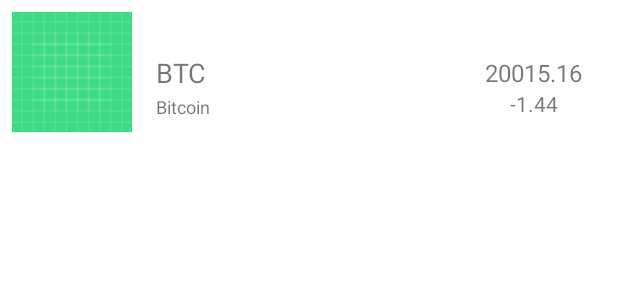
After one commit to UbohyiPetro/CryptoMarket, an Android app: the layout wallet_coin_item.xml on its own in the app's theme, with its tools: preview values and no code run, on a phone screen of 412 x 824 dp. The commit adds this screen. Shown: the top 300 px of the screen. Run offline under Robolectric (Android 15) with nearby library versions, the phone set to English and light mode, and no system bars.

Commit message:
create wallet coin item ui

```diff
--- a/app/src/main/java/com/example/cryptomarket/ui/wallet/WalletViewModel.kt
+++ b/app/src/main/java/com/example/cryptomarket/ui/wallet/WalletViewModel.kt
@@ -12,7 +12,7 @@ import kotlinx.coroutines.launch
 import javax.inject.Inject
 
 data class WalletViewState(
-    val walletCoinLists: List<WalletCoinItem> = emptyList(),
+    val walletCoins: List<WalletCoinItem> = emptyList(),
     val isLoading: Boolean = true,
 )
 
@@ -29,7 +29,7 @@ class WalletViewModel @Inject constructor(
         viewModelScope.launch {
             coinRepository.observeWalletCoin().collect { coins ->
                 WalletViewState(
-                    walletCoinLists = coins.map { coinEntity ->
+                    walletCoins = coins.map { coinEntity ->
                         coinEntity.toWalletCoinItem()
                     },
                     isLoading = false,
--- /dev/null
+++ b/app/src/main/res/layout/wallet_coin_item.xml
@@ -0,0 +1,60 @@
+<?xml version="1.0" encoding="utf-8"?>
+<androidx.constraintlayout.widget.ConstraintLayout xmlns:android="http://schemas.android.com/apk/res/android"
+    xmlns:app="http://schemas.android.com/apk/res-auto"
+    android:layout_width="match_parent"
+    android:layout_height="wrap_content"
+    android:layout_marginHorizontal="8dp"
+    android:layout_marginVertical="8dp">
+
+    <ImageView
+        android:id="@+id/ivWalletCoinIcon"
+        android:layout_width="80dp"
+        android:layout_height="80dp"
+        android:contentDescription="@string/contDesc_coin_icon"
+        android:src="@drawable/ic_launcher_background"
+        app:layout_constraintStart_toStartOf="parent"
+        app:layout_constraintTop_toTopOf="parent" />
+
+    <TextView
+        android:id="@+id/tvWalletCoinSymbol"
+        android:layout_width="80dp"
+        android:layout_height="wrap_content"
+        android:layout_marginHorizontal="16dp"
+        android:text="@string/coin_symbol"
+        android:textSize="18sp"
+        app:layout_constraintBottom_toBottomOf="@+id/ivWalletCoinIcon"
+        app:layout_constraintStart_toEndOf="@+id/ivWalletCoinIcon"
+        app:layout_constraintTop_toTopOf="parent" />
+
+    <TextView
+        android:id="@+id/tvWalletCoinName"
+        android:layout_width="wrap_content"
+        android:layout_height="wrap_content"
+        android:layout_marginHorizontal="16dp"
+        android:layout_marginVertical="2dp"
+        android:text="@string/coin_name"
+        android:textSize="12sp"
+        app:layout_constraintStart_toEndOf="@+id/ivWalletCoinIcon"
+        app:layout_constraintTop_toBottomOf="@+id/tvWalletCoinSymbol" />
+
+    <TextView
+        android:id="@+id/tvWalletCoinDollarPrice"
+        android:layout_width="wrap_content"
+        android:layout_height="wrap_content"
+        android:text="@string/coin_change"
+        app:layout_constraintEnd_toEndOf="@+id/tvWalletNumberOfCoin"
+        app:layout_constraintStart_toStartOf="@+id/tvWalletNumberOfCoin"
+        app:layout_constraintTop_toBottomOf="@+id/tvWalletNumberOfCoin" />
+
+    <TextView
+        android:id="@+id/tvWalletNumberOfCoin"
+        android:layout_width="wrap_content"
+        android:layout_height="wrap_content"
+        android:layout_marginHorizontal="16dp"
+        android:text="@string/coin_price"
+        android:textSize="16sp"
+        app:layout_constraintBottom_toBottomOf="parent"
+        app:layout_constraintEnd_toEndOf="parent"
+        app:layout_constraintTop_toTopOf="parent" />
+
+</androidx.constraintlayout.widget.ConstraintLayout>
```
Also changed, not shown: app/src/main/java/com/example/cryptomarket/ui/wallet/WalletAdapter.kt (+24 -25 lines), app/src/main/java/com/example/cryptomarket/ui/wallet/WalletFragment.kt (+58 -0 lines), app/src/main/res/layout/wallet_fragment.xml (+12 -2 lines).
